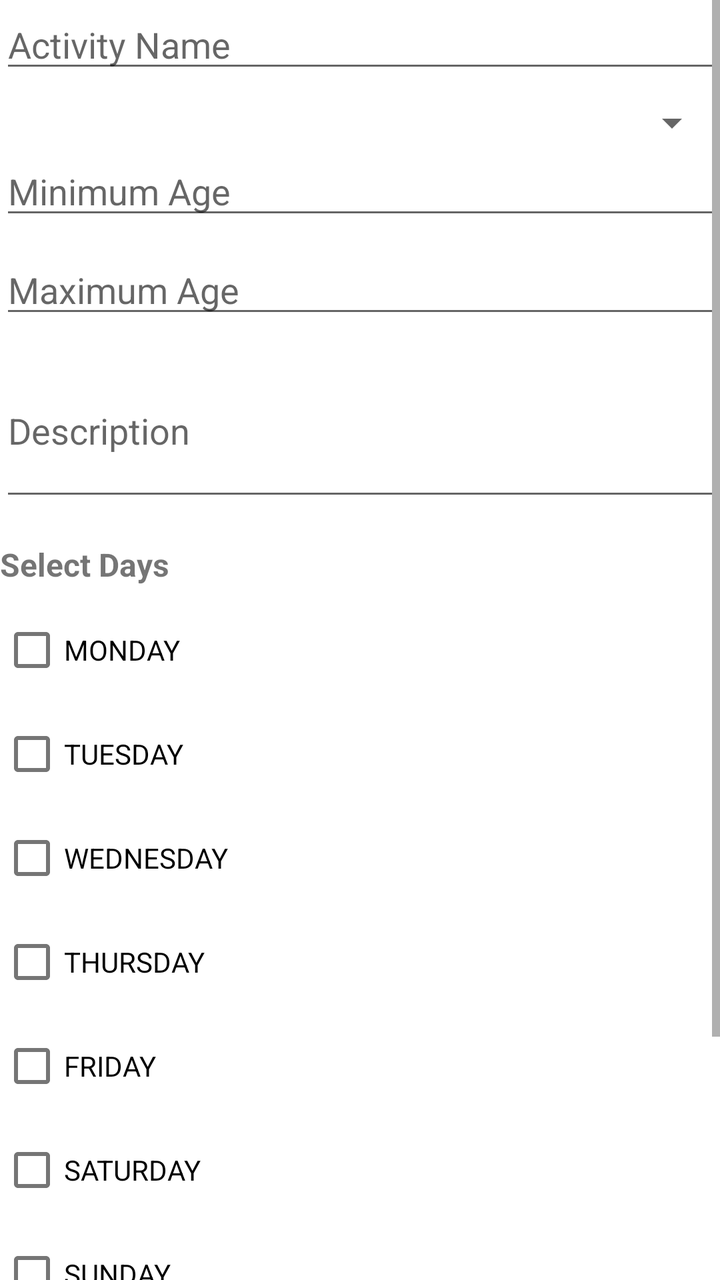
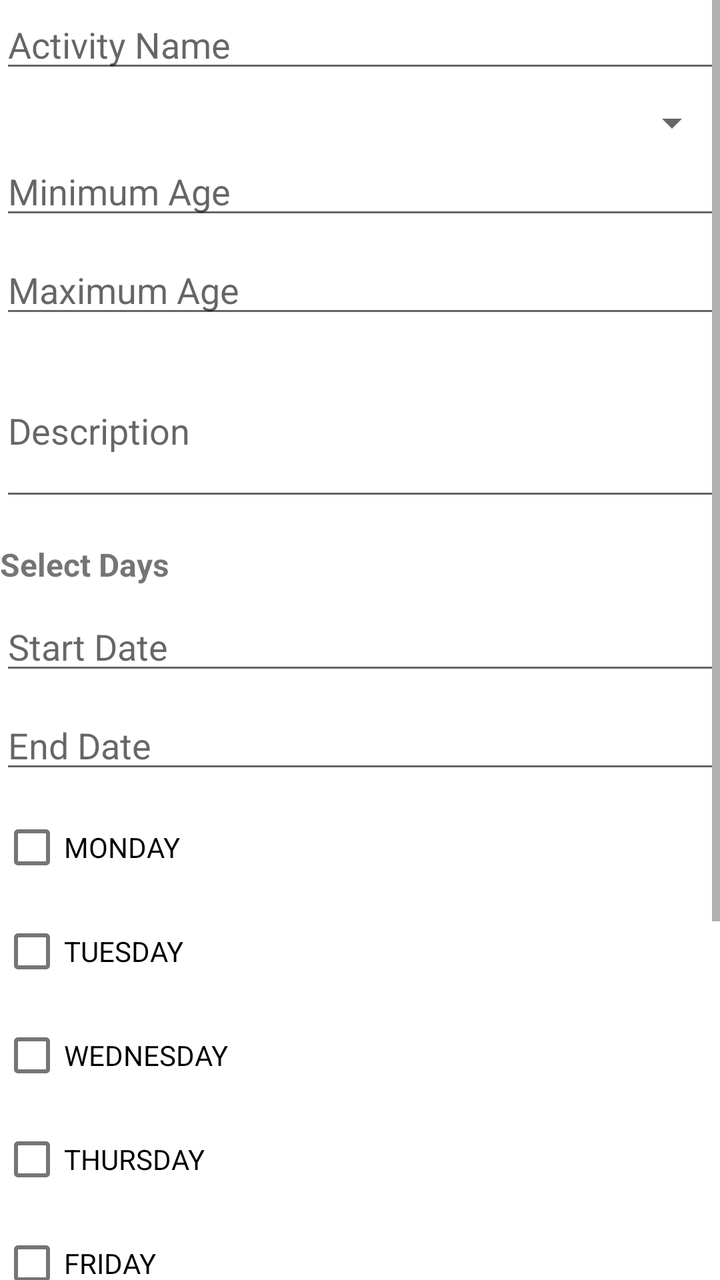

The first picture is an Android layout as it rendered before a commit; the second is the same layout after the commit. The layout source and the unified diff follow.
<!-- AndroidManifest.xml: application theme Theme.YouthSphere -->
<!-- res/layout/bottom_sheet_update_activity.xml -->
<?xml version="1.0" encoding="utf-8"?>
<ScrollView xmlns:android="http://schemas.android.com/apk/res/android"
    android:layout_width="match_parent"
    android:layout_height="match_parent"
    xmlns:app="http://schemas.android.com/apk/res-auto">

    <LinearLayout
        android:layout_width="match_parent"
        android:layout_height="wrap_content"
        app:layout_behavior="com.google.android.material.bottomsheet.BottomSheetBehavior"
        style="@style/styleWithFixedWidth"
        android:orientation="vertical">

        <EditText
            android:id="@+id/etName"
            android:layout_width="match_parent"
            android:layout_height="wrap_content"
            android:hint="Activity Name"
            />

        <Spinner
            android:id="@+id/spinnerDomain"
            android:layout_width="match_parent"
            android:layout_height="wrap_content"
            android:layout_marginTop="8dp"
            />

        <EditText
            android:id="@+id/etMinAge"
            android:layout_width="match_parent"
            android:layout_height="wrap_content"
            android:hint="Minimum Age"
            android:inputType="number"
            android:layout_marginBottom="8dp"
            />

        <EditText
            android:id="@+id/etMaxAge"
            android:layout_width="match_parent"
            android:layout_height="wrap_content"
            android:hint="Maximum Age"
            android:inputType="number"
            android:layout_marginBottom="8dp"
            />

        <EditText
            android:id="@+id/etDescription"
            android:layout_width="match_parent"
            android:layout_height="wrap_content"
            android:hint="Description"
            android:inputType="textMultiLine"
            android:minLines="3"
            android:layout_marginBottom="8dp"
            />

        <TextView
            android:layout_width="wrap_content"
            android:layout_height="wrap_content"
            android:text="Select Days"
            android:textStyle="bold"
            android:layout_marginTop="8dp"
            android:layout_marginBottom="8dp"
            android:textSize="16sp" />

        
        <LinearLayout
            android:id="@+id/daysCheckboxContainer"
            android:layout_width="match_parent"
            android:layout_height="wrap_content"
            android:orientation="vertical"
            android:layout_marginBottom="12dp">

            <CheckBox
                android:id="@+id/cbMonday"
                android:layout_width="match_parent"
                android:layout_height="wrap_content"
                android:text="MONDAY"
                android:layout_marginBottom="4dp" />

            <CheckBox
                android:id="@+id/cbTuesday"
                android:layout_width="match_parent"
                android:layout_height="wrap_content"
                android:text="TUESDAY"
                android:layout_marginBottom="4dp" />

            <CheckBox
                android:id="@+id/cbWednesday"
                android:layout_width="match_parent"
                android:layout_height="wrap_content"
                android:text="WEDNESDAY"
                android:layout_marginBottom="4dp" />

            <CheckBox
                android:id="@+id/cbThursday"
                android:layout_width="match_parent"
                android:layout_height="wrap_content"
                android:text="THURSDAY"
                android:layout_marginBottom="4dp" />

            <CheckBox
                android:id="@+id/cbFriday"
                android:layout_width="match_parent"
                android:layout_height="wrap_content"
                android:text="FRIDAY"
                android:layout_marginBottom="4dp" />

            <CheckBox
                android:id="@+id/cbSaturday"
                android:layout_width="match_parent"
                android:layout_height="wrap_content"
                android:text="SATURDAY"
                android:layout_marginBottom="4dp" />

            <CheckBox
                android:id="@+id/cbSunday"
                android:layout_width="match_parent"
                android:layout_height="wrap_content"
                android:text="SUNDAY"
                android:layout_marginBottom="4dp" />

        </LinearLayout>

        <EditText
            android:id="@+id/etMaxParticipants"
            android:layout_width="match_parent"
            android:layout_height="wrap_content"
            android:hint="Max Participants"
            android:inputType="number"
            android:layout_marginBottom="16dp"
            />

        <Button
            android:id="@+id/btnUpdateActivity"
            android:layout_width="match_parent"
            android:layout_height="wrap_content"
            android:text="Create Activity"
            android:layout_marginTop="8dp" />
    </LinearLayout>
</ScrollView>
<!-- resources referenced by this layout -->
<resources>
  <style name="styleWithFixedWidth">
          <item name="android:maxWidth">550dp</item>
      </style>
  <style name="Theme.YouthSphere" parent="Theme.MaterialComponents.DayNight.NoActionBar">
          
          <item name="colorPrimary">@color/indigo_600</item>
          <item name="colorPrimaryVariant">@color/indigo_800</item>
          <item name="colorOnPrimary">@color/white</item>
  
          
          <item name="colorSecondary">@color/amber_400</item>
          <item name="colorSecondaryVariant">@color/amber_600</item>
          <item name="colorOnSecondary">@color/black</item>
  
          
          <item name="android:windowBackground">@color/white</item>
          <item name="colorSurface">@color/white</item>
          <item name="colorOnBackground">@color/black</item>
          <item name="colorOnSurface">@color/black</item>
  
          
          <item name="android:statusBarColor">@color/indigo_800</item>
  
          
          <item name="actionBarTheme">@style/ThemeOverlay.MaterialComponents.Dark.ActionBar</item>
          <item name="actionBarPopupTheme">@style/ThemeOverlay.MaterialComponents.Light</item>
  
          
          <item name="popupMenuStyle">@style/PopupMenu.MaterialComponents</item>
      </style>
  <color name="indigo_600">#3949AB</color>
  <color name="indigo_800">#283593</color>
  <color name="white">#FFFFFF</color>
  <color name="amber_400">#FFCA28</color>
  <color name="amber_600">#FFB300</color>
  <color name="black">#000000</color>
  <style name="ThemeOverlay.MaterialComponents.Dark.ActionBar">
          <item name="android:textColorPrimary">@color/white</item>
          <item name="colorControlNormal">@color/white</item>
          <item name="android:textColorSecondary">@color/white</item>
      </style>
  <style name="ThemeOverlay.MaterialComponents.Light">
          <item name="android:textColorPrimary">@color/black</item>
          <item name="android:background">@color/white</item>
      </style>
  <style name="PopupMenu.MaterialComponents" parent="@style/Widget.MaterialComponents.PopupMenu">
          <item name="android:textColor">?attr/colorOnSurface</item>
          <item name="android:background">?attr/colorSurface</item>
          <item name="android:dropDownVerticalOffset">4dp</item>
      </style>
</resources>

<!-- the commit's change to res/layout/bottom_sheet_update_activity.xml (unified diff, before → after) -->
@@ -61,6 +61,26 @@
             android:layout_marginTop="8dp"
             android:layout_marginBottom="8dp"
             android:textSize="16sp" />
+
+        <EditText
+            android:id="@+id/etStartDate"
+            android:layout_width="match_parent"
+            android:layout_height="wrap_content"
+            android:hint="Start Date"
+            android:focusable="false"
+            android:clickable="true"
+            android:inputType="none"
+            android:layout_marginBottom="8dp" />
+
+        <EditText
+            android:id="@+id/etEndDate"
+            android:layout_width="match_parent"
+            android:layout_height="wrap_content"
+            android:hint="End Date"
+            android:focusable="false"
+            android:clickable="true"
+            android:inputType="none"
+            android:layout_marginBottom="8dp" />
 
         
         <LinearLayout
